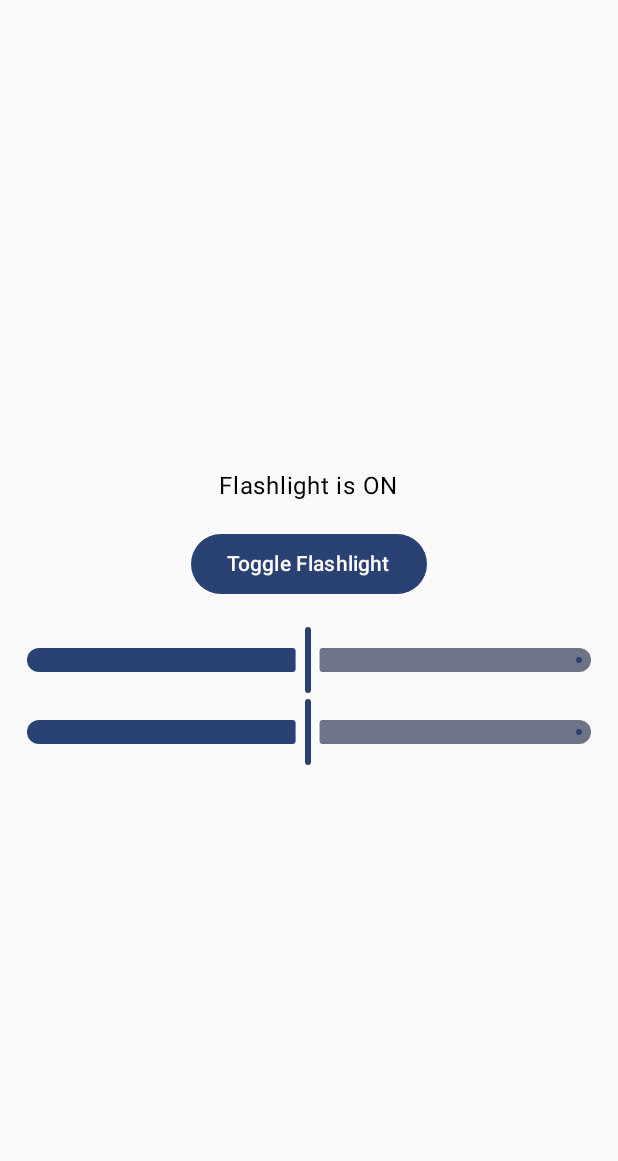
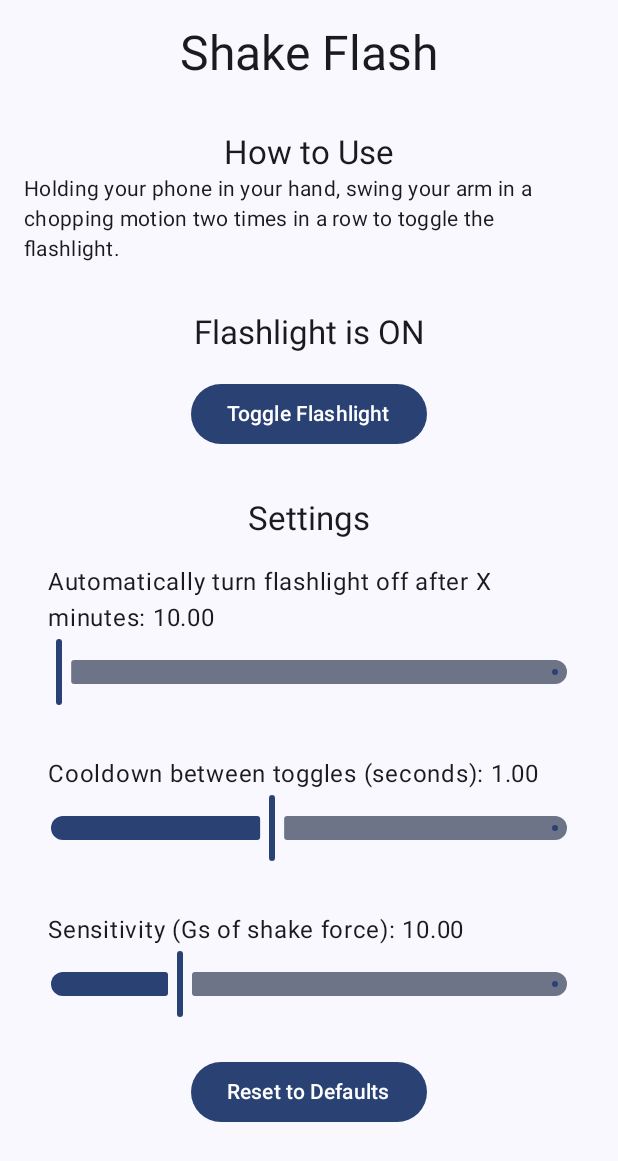
Before and after one commit to perrylackowski/Android_Shake_Flash, an Android app built with Jetpack Compose: the screen it shows after launch (MainActivity3 before the commit, MainActivity after it), after a tap on "Toggle Flashlight", on a phone screen of 412 x 824 dp. Shown: the top 1161 px of the screen. Run offline under Robolectric (Android 15) with nearby library versions, the phone set to English and light mode, and no system bars; 2 statements that could not run were skipped.

Commit message:
Fixed the bindings between the Model and View, and set up a singleton architecture for the flashlight and shake detector. Improvements to the UI layout.

```diff
--- a/app/src/main/AndroidManifest.xml
+++ b/app/src/main/AndroidManifest.xml
@@ -9,6 +9,7 @@
     <uses-permission android:name="android.permission.FOREGROUND_SERVICE_CAMERA" />
     <uses-permission android:name="android.permission.WAKE_LOCK"/>
     <application
+        android:name=".ShakeFlashApp"
         android:allowBackup="true"
         android:dataExtractionRules="@xml/data_extraction_rules"
         android:fullBackupContent="@xml/backup_rules"
@@ -19,7 +20,8 @@
         android:theme="@style/Theme.ShakeFlash"
         tools:targetApi="31">
         <activity
-            android:name=".MainActivity3"
+            android:name=".MainActivity"
+            android:launchMode="singleTask"
             android:exported="true"
             android:theme="@style/Theme.ShakeFlash">
             <intent-filter>
--- /dev/null
+++ b/app/src/main/java/com/perrylackowski/shakeflash/Application.kt
@@ -0,0 +1,23 @@
+package com.perrylackowski.shakeflash
+import android.app.Application
+import android.content.Context
+
+// Only needed to pass the context of the application to the singleton repository.
+// The flashlightUtils singleton needs access to the context so it can toggle the flashlight.
+class ShakeFlashApp : Application() {
+    override fun onCreate() {
+        super.onCreate()
+        SingletonRepository.initialize(this) // Pass application context
+    }
+}
+
+object SingletonRepository {
+    lateinit var flashlightUtils: FlashlightUtils
+        private set // Prevent modification from outside
+
+    val shakeDetector: ShakeDetector by lazy { ShakeDetector() }
+
+    fun initialize(context: Context) {
+        flashlightUtils = FlashlightUtils(context.applicationContext) // Use application context
+    }
+}
--- a/app/src/main/java/com/perrylackowski/shakeflash/FlashlightUtils.kt
+++ b/app/src/main/java/com/perrylackowski/shakeflash/FlashlightUtils.kt
@@ -3,16 +3,27 @@ package com.perrylackowski.shakeflash
 import android.content.Context
 import android.hardware.camera2.CameraAccessException
 import android.hardware.camera2.CameraManager
+import android.os.Handler
+import android.os.Looper
+import kotlinx.coroutines.flow.MutableStateFlow
+import kotlinx.coroutines.flow.StateFlow
 
 class FlashlightUtils(context: Context) {
-    var isFlashlightOn = false
+//    var isFlashlightOn = false
+
     private val cameraManager = context.getSystemService(Context.CAMERA_SERVICE) as CameraManager
     private val cameraId = cameraManager.cameraIdList[0] // Use the first camera (usually the back camera)
+    private val handler = Handler(Looper.getMainLooper())
+    private var offRunnable: Runnable? = null
+    private var offDelay: Long = 600000 // Default delay: 10 minutes
+    private val _isFlashlightOn = MutableStateFlow(false)
+    val isFlashlightOn: StateFlow<Boolean> = _isFlashlightOn
 
     fun turnOnFlashlight() {
         try {
             cameraManager.setTorchMode(cameraId, true)
-            isFlashlightOn = true
+            _isFlashlightOn.value = true
+            scheduleOffTimer()
         } catch (e: CameraAccessException) {
             e.printStackTrace()
         }
@@ -21,18 +32,33 @@ class FlashlightUtils(context: Context) {
     fun turnOffFlashlight() {
         try {
             cameraManager.setTorchMode(cameraId, false)
-            isFlashlightOn = false
+            _isFlashlightOn.value = false
+            cancelOffTimer()
         } catch (e: CameraAccessException) {
             e.printStackTrace()
         }
     }
 
     fun toggleFlashlight() {
-        if (isFlashlightOn) {
+        if (_isFlashlightOn.value) {
             turnOffFlashlight()
         } else {
             turnOnFlashlight()
         }
     }
 
+    private fun scheduleOffTimer() {
+        cancelOffTimer() // Reset any existing timer
+        offRunnable = Runnable { turnOffFlashlight() }
+        handler.postDelayed(offRunnable!!, offDelay)
+    }
+
+    private fun cancelOffTimer() {
+        offRunnable?.let { handler.removeCallbacks(it) }
+        offRunnable = null
+    }
+
+    fun setOffDelay(delay: Long) {
+        offDelay = delay
+    }
 }
--- a/app/src/main/java/com/perrylackowski/shakeflash/MainActivity.kt
+++ b/app/src/main/java/com/perrylackowski/shakeflash/MainActivity.kt
@@ -1,18 +1,15 @@
 package com.perrylackowski.shakeflash
 
-
-
-
-
+//TODO: Pick better default ranges for the timer?
+//TODO: Revise the shake detection code so it resets based on the delay between a single shake, not a 2s duration for the entire shake pattern.
+//TODO: Figure out how to exclude .idea folder from github?
+//TODO: Set up a class that stores the default states for the settings variables. They are currently set in 5-6 different places.
 
 import android.content.Context
 import android.content.SharedPreferences
 import android.content.Intent
-import android.hardware.Sensor
 import android.hardware.SensorManager
 import android.os.Bundle
-import android.os.Handler
-import android.os.Looper
 import androidx.activity.ComponentActivity
 import androidx.activity.compose.setContent
 import androidx.compose.foundation.layout.*
@@ -24,55 +21,48 @@ import androidx.compose.ui.platform.LocalContext
 import androidx.compose.ui.unit.dp
 import androidx.core.content.ContextCompat
 import com.perrylackowski.shakeflash.ui.theme.ShakeFlashTheme
-import androidx.core.app.ActivityCompat
 import android.Manifest
 import android.content.pm.PackageManager
-import android.app.Activity
 import android.widget.Toast
 import androidx.activity.result.contract.ActivityResultContracts
 import android.util.Log
-//import androidx.compose.ui.tooling.preview.Preview
-//import android.os.Build
-//import android.provider.Settings
-//import android.app.Activity
-//import android.net.Uri
-//import android.os.PowerManager
+import androidx.compose.foundation.layout.Column
+import androidx.compose.material3.Text
+import androidx.compose.runtime.Composable
+import android.net.Uri
+import androidx.compose.foundation.rememberScrollState
+import androidx.compose.foundation.verticalScroll
 
 class MainActivity : ComponentActivity() {
 
     private lateinit var sensorManager: SensorManager
-    private lateinit var shakeDetector: ShakeDetector
-    private lateinit var flashlightUtils: FlashlightUtils
     private lateinit var sharedPreferences: SharedPreferences
-//    private lateinit var flashlightState: MutableState<Boolean>
-
-    private val autoOffHandler = Handler(Looper.getMainLooper())
-    private var autoOffRunnable: Runnable? = null
-
-//    private var flashlightState: MutableState<Boolean> = mutableStateOf(false)
 
     override fun onCreate(savedInstanceState: Bundle?) {
         Log.d("ShakeFlash", "onCreate")
         super.onCreate(savedInstanceState)
 
         sensorManager = getSystemService(SENSOR_SERVICE) as SensorManager
-        flashlightUtils = FlashlightUtils(this)
-        shakeDetector = ShakeDetector(this)
+
+        // Use the single instances from SingletonRepository
+        val shakeDetector = SingletonRepository.shakeDetector
+        val flashlightUtils = SingletonRepository.flashlightUtils
+
         sharedPreferences = getSharedPreferences("ShakeFlashPrefs", Context.MODE_PRIVATE)
 
         if (checkCameraPermission()) {
-            startShakeService(this)
+            startShakeService()
         } else {
             requestCameraPermission()
         }
 
+        // Initialize UI by passing variables and setting up listener functions.
         setContent {
             ShakeFlashTheme {
                 // State variables
-                var flashlightState = remember { mutableStateOf(flashlightUtils.isFlashlightOn) }
-//                flashlightState.value = flashlightUtils.isFlashlightOn
-                var offDelay by remember { mutableFloatStateOf(sharedPreferences.getFloat("offDelay", 10f)) }
-                var cooldown by remember { mutableFloatStateOf(sharedPreferences.getFloat("cooldown", 1f)) }
+                val flashlightState by flashlightUtils.isFlashlightOn.collectAsState()
+                var offDelay by remember { mutableFloatStateOf((sharedPreferences.getLong("offDelay", 600000)/60000f)) }
+                var cooldown by remember { mutableFloatStateOf((sharedPreferences.getLong("cooldown", 1000)/1000f)) }
                 var sensitivity by remember { mutableFloatStateOf(sharedPreferences.getFloat("sensitivity", 10f)) }
 
                 // Pass state & handlers to the UI
@@ -83,17 +73,23 @@ class MainActivity : ComponentActivity() {
                     sensitivity = sensitivity,
                     onFlashlightToggle = {
                         flashlightUtils.toggleFlashlight()
-                        Log.d("MainActivity", "Flashlight toggled: ${flashlightUtils.isFlashlightOn}")
-                        flashlightState.value = flashlightUtils.isFlashlightOn
                     },
                     onOffDelayChange = {
+                        // Update the UI
                         offDelay = it
-                        sharedPreferences.edit().putFloat("offDelay", it).apply()
+                        // Convert from minutes to milliseconds
+                        val offDelayInMillSecs = (it * 60000f).toLong()
+                        // Update the preferences in storage
+                        sharedPreferences.edit().putLong("offDelay", offDelayInMillSecs).apply()
+                        // Update the private variable currently used by the running service.
+                        flashlightUtils.setOffDelay(offDelayInMillSecs)
                     },
                     onCooldownChange = {
                         cooldown = it
-                        sharedPreferences.edit().putFloat("cooldown", it).apply()
-                        shakeDetector.setCooldown((it * 1000).toLong())
+                        //Convert from seconds to milliseconds
+                        val cooldownInMillSecs = (it * 1000f).toLong()
+                        sharedPreferences.edit().putLong("cooldown", cooldownInMillSecs).apply()
+                        shakeDetector.setCooldown(cooldownInMillSecs)
                     },
                     onSensitivityChange = {
                         sensitivity = it
@@ -101,49 +97,71 @@ class MainActivity : ComponentActivity() {
                         shakeDetector.setSensitivity(it)
                     },
                     onResetDefaults = {
+                        sharedPreferences.edit().clear().apply()
+
+                        // Manually update state variables
                         offDelay = 10f
                         cooldown = 1f
                         sensitivity = 10f
-                        sharedPreferences.edit().clear().apply()
+
+                        // Manually update SharedPreferences
+                        sharedPreferences.edit()
+                            .putLong("offDelay", 600000) //10 min
+                            .putLong("cooldown", 1000) //1 sec
+                            .putFloat("sensitivity", 10f) //10 G's
+                            .apply()
+
+                        // Manually update the service instances
+                        flashlightUtils.setOffDelay(600000)
+                        shakeDetector.setCooldown(1000)
+                        shakeDetector.setSensitivity(10f)
+
+                        Log.d("MainActivity", "Defaults reset: OffDelay=10, Cooldown=1, Sensitivity=10")
                     }
                 )
             }
         }
     }
-    override fun onStart() {
-        super.onStart()
-        Log.d("ShakeFlash", "onStart")
-//        flashlightState.value = flashlightUtils.isFlashlightOn
 
+    private fun checkCameraPermission(): Boolean {
+        return ContextCompat.checkSelfPermission(this,
+            Manifest.permission.CAMERA) == PackageManager.PERMISSION_GRANTED
+    }
+
+    private fun requestCameraPermission() {
+        Toast.makeText(this, "Permissions needed to use this app. " +
+                "Internally, the flashlight is part of the Camera system, so it " +
+                "needs full camera permissions to work properly.", Toast.LENGTH_LONG).show()
+        requestPermissionLauncher.launch(Manifest.permission.CAMERA)
     }
 
     private val requestPermissionLauncher =
         registerForActivityResult(ActivityResultContracts.RequestPermission()) { isGranted ->
             if (isGranted) {
-                startShakeService(this)
+                startShakeService()
             } else {
-                Toast.makeText(this, "Camera permission is required to use the flashlight.", Toast.LENGTH_LONG).show()
+                Toast.makeText(this,
+                    "Camera permission is required to use the flashlight.",
+                    Toast.LENGTH_LONG).show()
                 finish() // Close the app if permission is denied
             }
         }
 
-    private fun checkCameraPermission(): Boolean {
-        return ContextCompat.checkSelfPermission(this, Manifest.permission.CAMERA) == PackageManager.PERMISSION_GRANTED
+    private fun startShakeService() {
+        val serviceIntent = Intent(this, ShakeDetectionService::class.java)
+        ContextCompat.startForegroundService(this, serviceIntent)
     }
 
-    private fun requestCameraPermission() {
-        Toast.makeText(this, "Permissions needed to use this app. Internally, the flashlight is part of the Camera system, so it needs full camera permissions to work properly.", Toast.LENGTH_LONG).show()
-        requestPermissionLauncher.launch(Manifest.permission.CAMERA)
+    private fun stopShakeService() {
+        val serviceIntent = Intent(this, ShakeDetectionService::class.java)
+        this.stopService(serviceIntent)
     }
-
 }
-
-
 
 // User Interface
 @Composable
 fun FlashlightSettingsScreen(
-    flashlightState: State<Boolean>,
+    flashlightState: Boolean,
     offDelay: Float,
     cooldown: Float,
     sensitivity: Float,
@@ -153,63 +171,90 @@ fun FlashlightSettingsScreen(
     onSensitivityChange: (Float) -> Unit,
     onResetDefaults: () -> Unit
 ) {
-    val context = LocalContext.current
+        val context = LocalContext.current
 
-    Scaffold(modifier = Modifier.fillMaxSize()) { innerPadding ->
+        Scaffold(modifier = Modifier.fillMaxSize()) { innerPadding ->
         Column(
             modifier = Modifier
                 .padding(innerPadding)
+                .padding(16.dp)
+                .verticalScroll(rememberScrollState())
                 .fillMaxSize(),
                 verticalArrangement = Arrangement.Center,
                 horizontalAlignment = Alignment.CenterHorizontally
         ) {
             Text(
-                text = if (flashlightState.value) "Flashlight is ON" else "Flashlight is OFF",
+                text = "Shake Flash",
+                style = MaterialTheme.typography.headlineLarge
+            )
+
+            Spacer(modifier = Modifier.height(32.dp))
+
+            Text(
+                text = "How to Use",
                 style = MaterialTheme.typography.titleLarge
             )
+
+            Text(
+                text = "Holding your phone in your hand, swing your arm in a chopping motion " +
+                        "two times in a row to toggle the flashlight.",
+                style = MaterialTheme.typography.bodyMedium
+            )
+
+            Spacer(modifier = Modifier.height(32.dp))
+
+            Text(
+                text = if (flashlightState) "Flashlight is ON" else "Flashlight is OFF",
+                style = MaterialTheme.typography.titleLarge
+            )
+
             Spacer(modifier = Modifier.height(16.dp))
+
             Button(onClick = onFlashlightToggle) {
                 Text(text = "Toggle Flashlight")
             }
 
             Spacer(modifier = Modifier.height(32.dp))
 
+            Text(
+                text = "Settings",
+                style = MaterialTheme.typography.titleLarge
+            )
+
             // Sliders for settings
-            SettingSlider("Off Delay (minutes)", offDelay, 0.5f, 600f, onOffDelayChange)
-            SettingSlider("Cooldown (seconds)", cooldown, 0.25f, 2f, onCooldownChange)
-            SettingSlider("Sensitivity", sensitivity, 5f, 25f, onSensitivityChange)
+            SettingSlider("Automatically turn flashlight off after X minutes", offDelay, 0.5f, 600f, onOffDelayChange)
+            SettingSlider("Cooldown between toggles (seconds)", cooldown, 0.25f, 2f, onCooldownChange)
+            SettingSlider("Sensitivity (Gs of shake force)", sensitivity, 5f, 25f, onSensitivityChange)
 
-            Spacer(modifier = Modifier.height(16.dp))
+            Spacer(modifier = Modifier.height(8.dp))
+
             Button(onClick = onResetDefaults) {
                 Text(text = "Reset to Defaults")
             }
+
+            Spacer(modifier = Modifier.height(96.dp))
+
+            Text(
+                text = "This project is a labor of love. It is open source, and will remain " +
+                        "completely ad free. If you would like to show your support, " +
+                        "use the link below!",
+                style = MaterialTheme.typography.bodyMedium
+            )
+
+            Spacer(modifier = Modifier.height(32.dp))
+
+            Button(onClick = {
+                val intent = Intent(Intent.ACTION_VIEW,
+                    Uri.parse("https://buymeacoffee.com/perrylackowski"))
+                context.startActivity(intent)
+            }) {
+                Text(text = "Support me  ☕")
+            }
+
+            Spacer(modifier = Modifier.height(32.dp))
         }
     }
 }
-
-fun startShakeService(context: Context) {
-    val serviceIntent = Intent(context, ShakeDetectionService::class.java)
-    ContextCompat.startForegroundService(context, serviceIntent)
-}
-
-fun stopShakeService(context: Context) {
-    val serviceIntent = Intent(context, ShakeDetectionService::class.java)
-    context.stopService(serviceIntent)
-}
-
-//fun requestBatteryOptimizationPermission(activity: Activity) {
-//    val powerManager = activity.getSystemService(Context.POWER_SERVICE) as PowerManager
-//    val packageName = activity.packageName
-//
-//    if (Build.VERSION.SDK_INT >= Build.VERSION_CODES.M) {
-//        if (!powerManager.isIgnoringBatteryOptimizations(packageName)) {
-//            val intent = Intent(Settings.ACTION_REQUEST_IGNORE_BATTERY_OPTIMIZATIONS).apply {
-//                data = Uri.parse("package:$packageName")
-//            }
-//            activity.startActivity(intent)
-//        }
-//    }
-//}
 
 //User Interface (repeated slider component)
 @Composable
@@ -225,21 +270,40 @@ fun SettingSlider(label: String, value: Float, min: Float, max: Float, onValueCh
     }
 }
 
-//// This is an empty sample of the UI so that you can view it in the previewer
-//@Preview(showBackground = true)
-//@Composable
-//fun PreviewFlashlightSettingsScreen() {
-//    ShakeFlashTheme {
-//        FlashlightSettingsScreen(
-//            flashlightState = false,
-//            offDelay = 10f,
-//            cooldown = 1f,
-//            sensitivity = 10f,
-//            onFlashlightToggle = {},
-//            onOffDelayChange = {},
-//            onCooldownChange = {},
-//            onSensitivityChange = {},
-//            onResetDefaults = {}
-//        )
-//    }
-//}
+/*
+// This is an empty sample of the UI so that you can view it in the previewer
+@Preview(showBackground = true)
+@Composable
+fun PreviewFlashlightSettingsScreen() {
+    ShakeFlashTheme {
+        FlashlightSettingsScreen(
+            flashlightState = false,
+            offDelay = 10f,
+            cooldown = 1f,
+            sensitivity = 10f,
+            onFlashlightToggle = {},
+            onOffDelayChange = {},
+            onCooldownChange = {},
+            onSensitivityChange = {},
+            onResetDefaults = {}
+        )
+    }
+}
+*/
+
+// Might want to enable these permissions if the app stops working after a few days.
+/*
+fun requestBatteryOptimizationPermission(activity: Activity) {
+    val powerManager = activity.getSystemService(Context.POWER_SERVICE) as PowerManager
+    val packageName = activity.packageName
+
+    if (Build.VERSION.SDK_INT >= Build.VERSION_CODES.M) {
+        if (!powerManager.isIgnoringBatteryOptimizations(packageName)) {
+            val intent = Intent(Settings.ACTION_REQUEST_IGNORE_BATTERY_OPTIMIZATIONS).apply {
+                data = Uri.parse("package:$packageName")
+            }
+            activity.startActivity(intent)
+        }
+    }
+}
+*/
--- a/app/src/main/java/com/perrylackowski/shakeflash/MainActivity3.kt
+++ /dev/null
@@ -1,78 +0,0 @@
-package com.perrylackowski.shakeflash
-
-import android.os.Bundle
-import androidx.activity.ComponentActivity
-import androidx.activity.compose.setContent
-import androidx.activity.viewModels
-import androidx.compose.foundation.layout.*
-import androidx.compose.material3.*
-import androidx.compose.runtime.*
-import androidx.compose.ui.Alignment
-import androidx.compose.ui.Modifier
-import androidx.compose.ui.unit.dp
-import androidx.lifecycle.LiveData
-import androidx.lifecycle.MutableLiveData
-import androidx.lifecycle.ViewModel
-import androidx.compose.runtime.livedata.observeAsState
-import com.perrylackowski.shakeflash.ui.theme.ShakeFlashTheme
-
-// Model class representing the flashlight state
-data class FlashlightModel(var isOn: Boolean = false,
-                           var brightness: Float = 50.0f,
-    )
-
-class FlashlightViewModel3 : ViewModel() {
-    private val _flashlight = MutableLiveData(FlashlightModel())
-    val flashlight: LiveData<FlashlightModel> get() = _flashlight
-
-    fun toggleFlashlight() {
-        _flashlight.value = _flashlight.value?.copy(isOn = _flashlight.value?.isOn?.not() ?: false)
-//        FlashlightService.setFlashlightState(_flashlight.value?.isOn ?: false)
-    }
-
-    fun setBrightness(value: Float) {
-        val clampedValue = value.coerceIn(0.50f, 100.0f)
-        _flashlight.value = _flashlight.value?.copy(brightness = clampedValue)
-//        FlashlightService.setFlashlightBrightness(clampedValue)
-    }
-}
-
-class MainActivity3 : ComponentActivity() {
-    override fun onCreate(savedInstanceState: Bundle?) {
-        super.onCreate(savedInstanceState)
-        val viewModel: FlashlightViewModel3 by viewModels()
-        setContent {
-            ShakeFlashTheme {
-                FlashlightScreen(viewModel)
-            }
-        }
-    }
-}
-
-@Composable
-fun FlashlightScreen(viewModel: FlashlightViewModel3) {
-    val flashlightState by viewModel.flashlight.observeAsState(initial = FlashlightModel())
-
-    Column(
-        modifier = Modifier.fillMaxSize().padding(16.dp),
-        verticalArrangement = Arrangement.Center,
-        horizontalAlignment = Alignment.CenterHorizontally
-    ) {
-        Text(text = if (flashlightState.isOn) "Flashlight is ON" else "Flashlight is OFF")
-        Spacer(modifier = Modifier.height(16.dp))
-        Button(onClick = { viewModel.toggleFlashlight() }) {
-            Text(text = "Toggle Flashlight")
-        }
-        Spacer(modifier = Modifier.height(16.dp))
-        Slider(
-            value = flashlightState.brightness,
-            onValueChange = { viewModel.setBrightness(it) },
-            valueRange = 0.50f..100.0f
-        )
-        Slider(
-            value = flashlightState.brightness,
-            onValueChange = { viewModel.setBrightness(it) },
-            valueRange = 0.50f..100.0f
-        )
-    }
-}
--- a/app/src/main/java/com/perrylackowski/shakeflash/ShakeDetector.kt
+++ b/app/src/main/java/com/perrylackowski/shakeflash/ShakeDetector.kt
@@ -1,20 +1,19 @@
 package com.perrylackowski.shakeflash
 
-import android.content.Context
 import android.hardware.Sensor
 import android.hardware.SensorEvent
 import android.hardware.SensorEventListener
 import android.util.Log
 
-class ShakeDetector(private val context: Context) : SensorEventListener {
+class ShakeDetector : SensorEventListener {
 
-    var onShakeDetected: (() -> Unit)? = null
     private var lastShakeTime: Long = 0
     private var cooldownTime: Long = 1000 // Default cooldown in milliseconds
     private var shakeThreshold: Float = 10.0f // Default sensitivity
     private var lastDirection: Int = 0 // -1 for down, 1 for up
     private var shakePattern = mutableListOf<Int>()
     private var shakeStartTime: Long = 0
+    private val flashlightUtils = SingletonRepository.flashlightUtils
 
     override fun onSensorChanged(event: SensorEvent?) {
         if (event?.sensor?.type == Sensor.TYPE_ACCELEROMETER) {
@@ -34,7 +33,7 @@ class ShakeDetector(private val context: Context) : SensorEventListener {
                 lastShakeTime = currentTime
                 shakePattern.clear()
                 Log.d("ShakeDetector", "Shake pattern detected! Triggering flashlight.")
-                onShakeDetected?.invoke() // Trigger flashlight toggle
+                flashlightUtils.toggleFlashlight()
             }
         }
     }
@@ -68,9 +67,11 @@ class ShakeDetector(private val context: Context) : SensorEventListener {
         }
     }
 
-    // Checks if the chop pattern (Right > Left > Right > Left) has been completed
+    // Checks if the chop pattern (Right > Left > Right > Left) has been completed.
+    // The opposite pattern is valid as well, in case your phone is facing the opposite
+    // direction in the user's hand.
     private fun isChopPatternDetected(): Boolean {
-        return shakePattern == listOf(1, -1, 1, -1)
+        return shakePattern == listOf(1, -1, 1, -1) || shakePattern == listOf(-1, 1, -1, 1)
     }
 
     override fun onAccuracyChanged(sensor: Sensor?, accuracy: Int) {}
```
Also changed, not shown: app/src/main/java/com/perrylackowski/shakeflash/FlashlightViewModel.kt (deleted, +0 -52 lines), app/src/main/java/com/perrylackowski/shakeflash/MainActivity2.kt (deleted, +0 -85 lines), app/src/main/java/com/perrylackowski/shakeflash/ShakeDetectionService.kt (+21 -25 lines).
